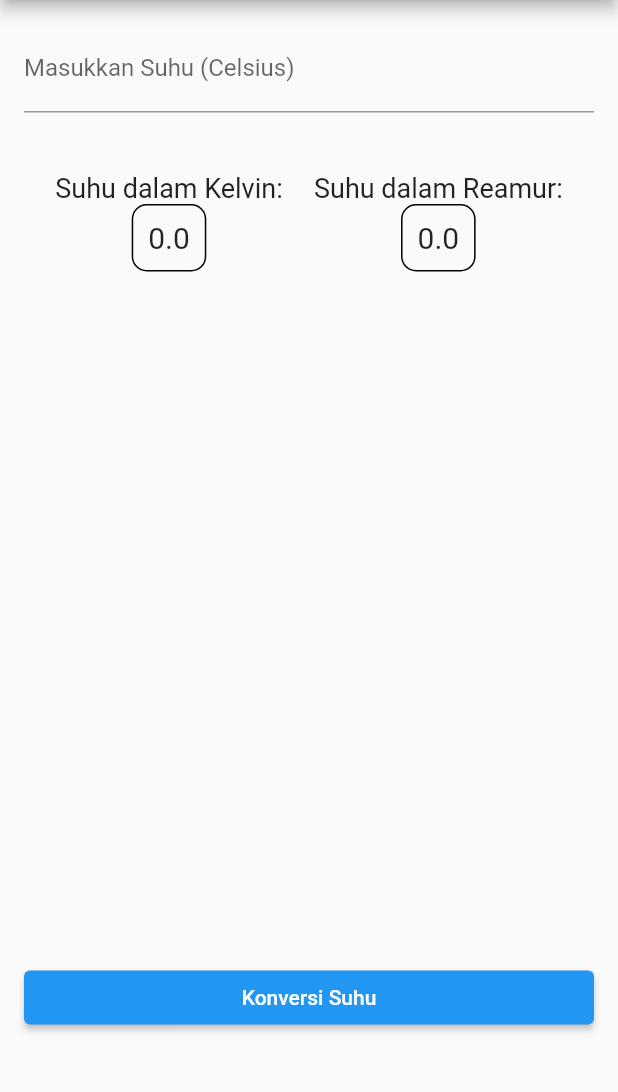
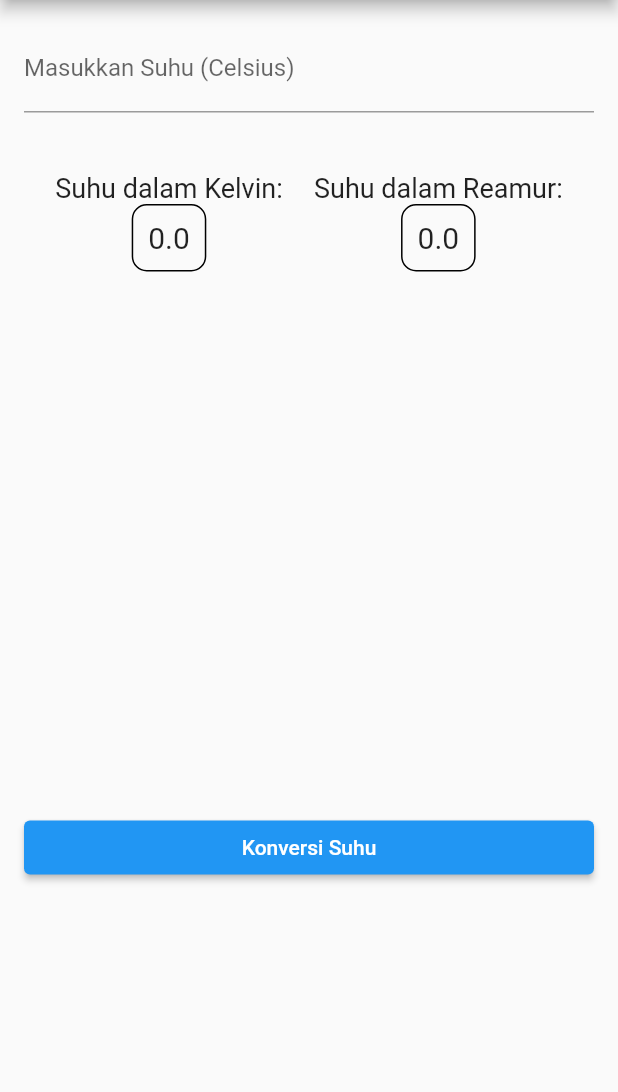
Before and after one commit to auliaacahyaa/MOBILE-CODE, a Flutter app: the screen it shows after launch, on a phone screen of 412 x 824 dp, the part 84-1176 px from its top. Run offline on Flutter 3.47's test engine with Material 2 defaults, Android fonts, the phone set to English and light mode, and no system bars.

Commit message:
konversi_new

```diff
--- a/week 11/konverter_suhu/lib/main.dart
+++ b/week 11/konverter_suhu/lib/main.dart
@@ -6,6 +6,7 @@ class MyApp extends StatelessWidget {
   @override
   Widget build(BuildContext context) {
     return MaterialApp(
+      debugShowCheckedModeBanner: false,
       title: 'Suhu Converter',
       home: TemperatureConverter(),
     );
@@ -92,7 +93,7 @@ class _TemperatureConverterState extends State<TemperatureConverter> {
             ),
             SizedBox(height: 10),
              Container(
-              margin: EdgeInsets.only(top: 450), // Atur posisi top sesuai kebutuhan
+              margin: EdgeInsets.only(top: 350), // Atur posisi top sesuai kebutuhan
               child: ElevatedButton(
                 onPressed: () {
                   _convertTemperature();
```
